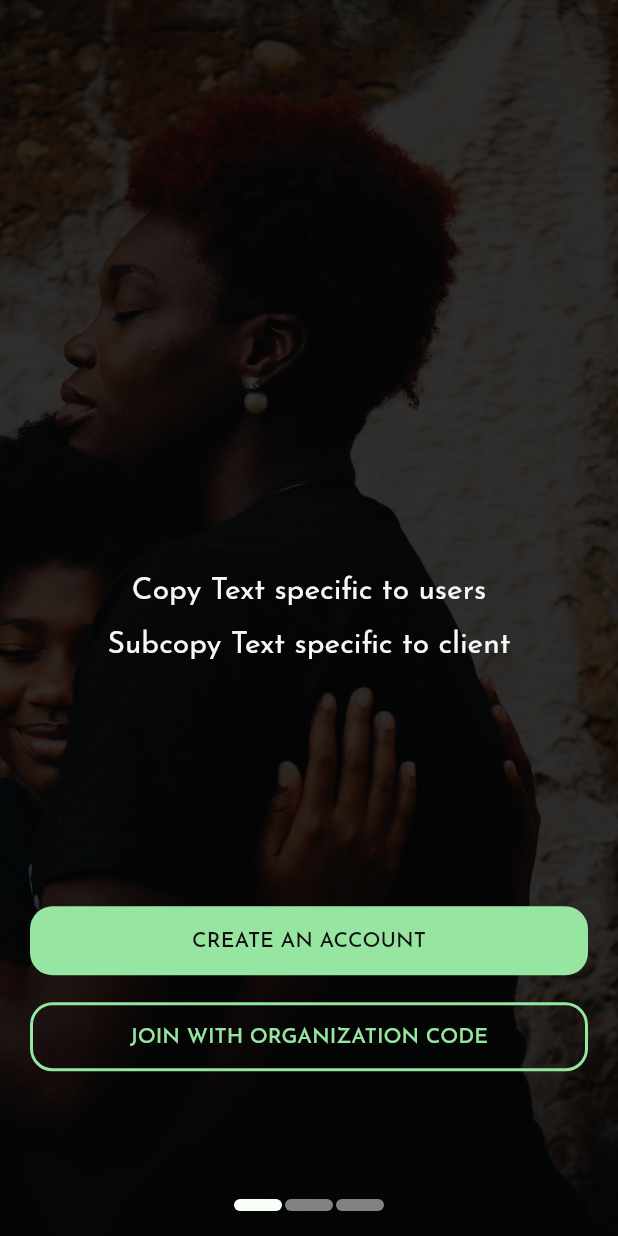
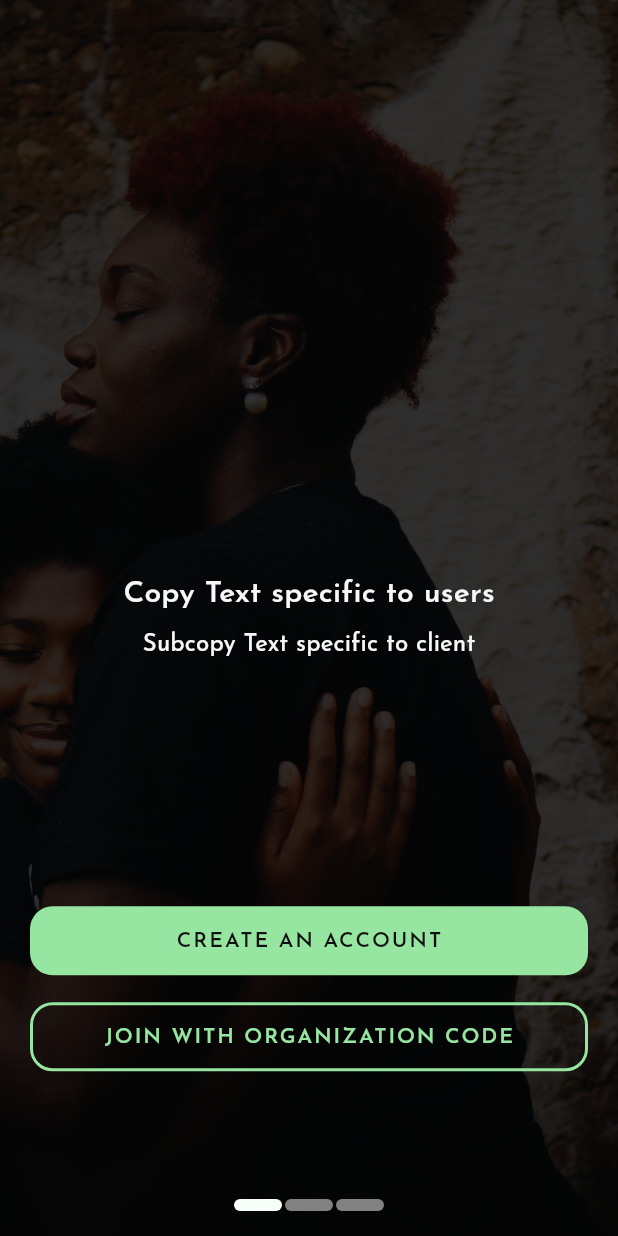
Before and after one commit to DeveloperMaleek/talk2me, a Flutter app: the OnboardingScreen screen opened directly, on a phone screen of 412 x 824 dp. Run offline on Flutter 3.47's test engine with Material 2 defaults, Android fonts, the phone set to English and light mode, and no system bars; our stand-ins replace font_awesome_flutter, google_fonts, google_nav_bar; network calls fail.

Commit message:
text_styles restructured

```diff
--- a/lib/constants/colors.dart
+++ b/lib/constants/colors.dart
@@ -21,4 +21,5 @@ class AppColors {
   static const Color subtitleTextDarkBg = Color(0xFFBDBDBD);
   static const Color gradientFirstColor = Color(0xFFD4FC79);
   static const Color gradientSecondColor = Color(0xFF96e6a1);
+  static const Color tabUnderlineColor = Color(0xFFE5E5E5);
 }
--- a/lib/my_app.dart
+++ b/lib/my_app.dart
@@ -1,4 +1,5 @@
 import 'package:flutter/material.dart';
+import 'package:google_fonts/google_fonts.dart';
 import 'package:talk2me/ui/navigation/navigation.dart';
 import 'package:talk2me/ui/onboarding/account_setup_steps/account_setup_three.dart';
 import 'package:talk2me/ui/onboarding/onboarding_screen.dart';
@@ -13,9 +14,11 @@ class MyApp extends StatelessWidget {
     return MaterialApp(
       debugShowCheckedModeBanner: false,
       theme: ThemeData(
+        textTheme:
+            GoogleFonts.josefinSansTextTheme(Theme.of(context).textTheme),
         primarySwatch: Colors.blue,
       ),
-      home: const OnboardingScreen(),
+      home: const SessionTherapistPreview(),
     );
   }
 }
--- a/lib/ui/navigation/bottom_navigation.dart
+++ b/lib/ui/navigation/bottom_navigation.dart
@@ -1,8 +1,6 @@
 import 'package:flutter/material.dart';
 import 'package:google_nav_bar/google_nav_bar.dart';
 import 'package:talk2me/constants/colors.dart';
-import 'package:talk2me/constants/dimens.dart';
-import 'package:talk2me/constants/font_family.dart';
 
 class FloatingBottomAppBar extends StatefulWidget {
   const FloatingBottomAppBar({Key? key, required this.pageController})
@@ -47,8 +45,7 @@ class _FloatingBottomAppBarState extends State<FloatingBottomAppBar> {
           borderRadius: BorderRadius.circular(15),
           color: AppColors.greenBackground),
       child: GNav(
-        textStyle: TextStyle(
-            fontFamily: FontFamily.josefinSans, fontSize: Dimens.textSizeBody2),
+        textStyle: TextStyle(fontSize: 14, fontWeight: FontWeight.w600),
         tabBackgroundColor: AppColors.primaryColor,
         gap: 4,
         tabMargin: const EdgeInsets.fromLTRB(10, 0, 10, 0),
--- a/lib/ui/onboarding/onboarding_screen.dart
+++ b/lib/ui/onboarding/onboarding_screen.dart
@@ -1,8 +1,7 @@
 import 'package:flutter/material.dart';
 import 'package:talk2me/constants/colors.dart';
-import 'package:talk2me/constants/dimens.dart';
-import 'package:talk2me/constants/font_family.dart';
-import 'package:talk2me/widgets/buttons/buttons.dart' as button;
+import 'package:talk2me/widgets/buttons.dart' as button;
+import 'package:talk2me/constants/text_styles.dart' as text_content;
 
 class OnboardingScreen extends StatefulWidget {
   const OnboardingScreen({Key? key}) : super(key: key);
@@ -28,15 +27,15 @@ class _OnboardingScreenState extends State<OnboardingScreen> {
 
   Widget _indicator(bool isActive) {
     return AnimatedContainer(
-      duration: Duration(milliseconds: 150),
+      duration: const Duration(milliseconds: 150),
       height: 8.0,
       width: 32.0,
-      margin: EdgeInsets.all(1),
+      margin: const EdgeInsets.all(1),
       decoration: BoxDecoration(
           color: isActive
               ? AppColors.greenBackground
               : AppColors.subtitleTextLightBg,
-          borderRadius: BorderRadius.all(Radius.circular(12.0))),
+          borderRadius: const BorderRadius.all(Radius.circular(12.0))),
     );
   }
 
@@ -69,7 +68,7 @@ class _OnboardingScreenState extends State<OnboardingScreen> {
             height: _size.height,
             decoration: BoxDecoration(
               image: DecorationImage(
-                image: AssetImage(
+                image: const AssetImage(
                   "assets/images/image-bg-1.jpg",
                 ),
                 fit: BoxFit.cover,
@@ -82,65 +81,47 @@ class _OnboardingScreenState extends State<OnboardingScreen> {
               child: PageView(
                 controller: _controller,
                 onPageChanged: (value) => _setPageState(value),
-                physics: ClampingScrollPhysics(),
+                physics: const ClampingScrollPhysics(),
                 children: <Widget>[
                   Column(
                     mainAxisAlignment: MainAxisAlignment.center,
-                    children: <Widget>[
-                      Text(
-                        'Copy Text specific to users',
-                        style: TextStyle(
-                            color: AppColors.textColorDarkBg,
-                            fontSize: Dimens.textSizeHeading6,
-                            fontFamily: FontFamily.josefinSans),
+                    children: const <Widget>[
+                      text_content.HeadingSix(
+                        text: 'Copy Text specific to users',
+                        textColor: AppColors.textColorDarkBg,
                       ),
                       SizedBox(height: 16.0),
-                      Text(
-                        'Subcopy Text specific to client',
-                        style: TextStyle(
-                            color: AppColors.textColorDarkBg,
-                            fontSize: Dimens.textSizeHeading6,
-                            fontFamily: FontFamily.josefinSans),
+                      text_content.SubtitleOne(
+                        text: 'Subcopy Text specific to client',
+                        textColor: AppColors.textColorDarkBg,
                       ),
                     ],
                   ),
                   Column(
                     mainAxisAlignment: MainAxisAlignment.center,
-                    children: <Widget>[
-                      Text(
-                        'Copy Text specific to users2',
-                        style: TextStyle(
-                            color: AppColors.textColorDarkBg,
-                            fontSize: Dimens.textSizeHeading6,
-                            fontFamily: FontFamily.josefinSans),
+                    children: const <Widget>[
+                      text_content.HeadingSix(
+                        text: 'Copy Text specific to users',
+                        textColor: AppColors.textColorDarkBg,
                       ),
                       SizedBox(height: 16.0),
-                      Text(
-                        'Subcopy Text specific to client2',
-                        style: TextStyle(
-                            color: AppColors.textColorDarkBg,
-                            fontSize: Dimens.textSizeHeading6,
-                            fontFamily: FontFamily.josefinSans),
+                      text_content.SubtitleOne(
+                        text: 'Subcopy Text specific to client',
+                        textColor: AppColors.textColorDarkBg,
                       ),
                     ],
                   ),
                   Column(
                     mainAxisAlignment: MainAxisAlignment.center,
-                    children: <Widget>[
-                      Text(
-                        'Copy Text specific to users3',
-                        style: TextStyle(
-                            color: AppColors.textColorDarkBg,
-                            fontSize: Dimens.textSizeHeading6,
-                            fontFamily: FontFamily.josefinSans),
+                    children: const <Widget>[
+                      text_content.HeadingSix(
+                        text: 'Copy Text specific to users',
+                        textColor: AppColors.textColorDarkBg,
                       ),
                       SizedBox(height: 16.0),
-                      Text(
-                        'Subcopy Text specific to client3',
-                        style: TextStyle(
-                            color: AppColors.textColorDarkBg,
-                            fontSize: Dimens.textSizeHeading6,
-                            fontFamily: FontFamily.josefinSans),
+                      text_content.SubtitleOne(
+                        text: 'Subcopy Text specific to client',
+                        textColor: AppColors.textColorDarkBg,
                       ),
                     ],
                   ),
--- a/lib/widgets/buttons/buttons.dart
+++ b/lib/widgets/buttons.dart
@@ -1,11 +1,10 @@
 import 'package:flutter/material.dart';
 import 'package:talk2me/constants/colors.dart';
-import 'package:talk2me/constants/dimens.dart';
-import 'package:talk2me/constants/font_family.dart';
+import 'package:talk2me/constants/text_styles.dart' as text_content;
 
 // How to use any of the buttons as an instance: copy and paste the code below
 
-//import 'package:talk2me/widgets/buttons/green_filled_btn.dart' as button;
+//import 'package:talk2me/widgets/buttons.dart' as button;
 
 //always call it using button.classname()
 
@@ -27,19 +26,16 @@ class FilledButton extends StatelessWidget {
       width: MediaQuery.of(context).size.width,
       child: ElevatedButton(
         onPressed: onPressed,
-        child: Text(buttonText.toUpperCase()),
+        child: text_content.ButtonText(
+          text: buttonText,
+          textColor: AppColors.textColorPrimary,
+        ),
         style: ElevatedButton.styleFrom(
           elevation: 0,
           padding: const EdgeInsets.all(16),
           primary: AppColors.primaryColor,
           shape:
               RoundedRectangleBorder(borderRadius: BorderRadius.circular(15)),
-          onPrimary: AppColors.textColorPrimary,
-          textStyle: TextStyle(
-            fontWeight: FontWeight.w500,
-            fontSize: Dimens.textSizeButton,
-            fontFamily: FontFamily.josefinSans,
-          ),
         ),
       ),
     );
@@ -70,20 +66,17 @@ class OutlineButton extends StatelessWidget {
       width: MediaQuery.of(context).size.width,
       child: OutlinedButton(
         onPressed: onPressed,
-        child: Text(buttonText.toUpperCase()),
+        child: text_content.ButtonText(
+          text: buttonText,
+          textColor: buttonTextColor,
+        ),
         style: OutlinedButton.styleFrom(
           elevation: 0,
           padding: const EdgeInsets.all(16),
-          primary: buttonTextColor,
           side: BorderSide(
               color: outlineColor, width: 2, style: BorderStyle.solid),
           shape:
               RoundedRectangleBorder(borderRadius: BorderRadius.circular(15)),
-          textStyle: TextStyle(
-            fontWeight: FontWeight.w500,
-            fontSize: Dimens.textSizeButton,
-            fontFamily: FontFamily.josefinSans,
-          ),
         ),
       ),
     );
--- a/pubspec.yaml
+++ b/pubspec.yaml
@@ -33,8 +33,11 @@ dependencies:
   # The following adds the Cupertino Icons font to your application.
   # Use with the CupertinoIcons class for iOS style icons.
   cupertino_icons: ^1.0.2
+  google_fonts: ^2.3.0
   step_progress_indicator: ^1.0.2
   google_nav_bar: ^5.0.5
+  getwidget: ^2.0.5
+  font_awesome_flutter: ^9.2.0
 
 dev_dependencies:
   flutter_test:
```
Also changed, not shown: lib/constants/text_styles.dart (added, +346 -0 lines), lib/ui/therapy/session_therapist_preview.dart (+120 -3 lines), lib/widgets/buttons/outline_btn.dart (deleted, +0 -44 lines), pubspec.lock.
